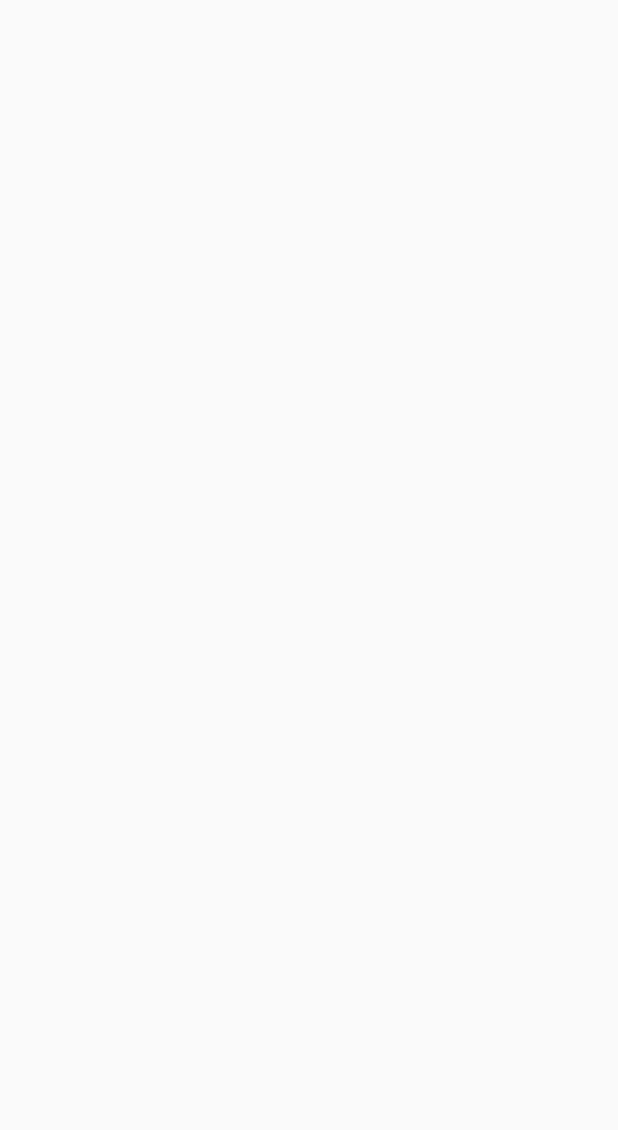
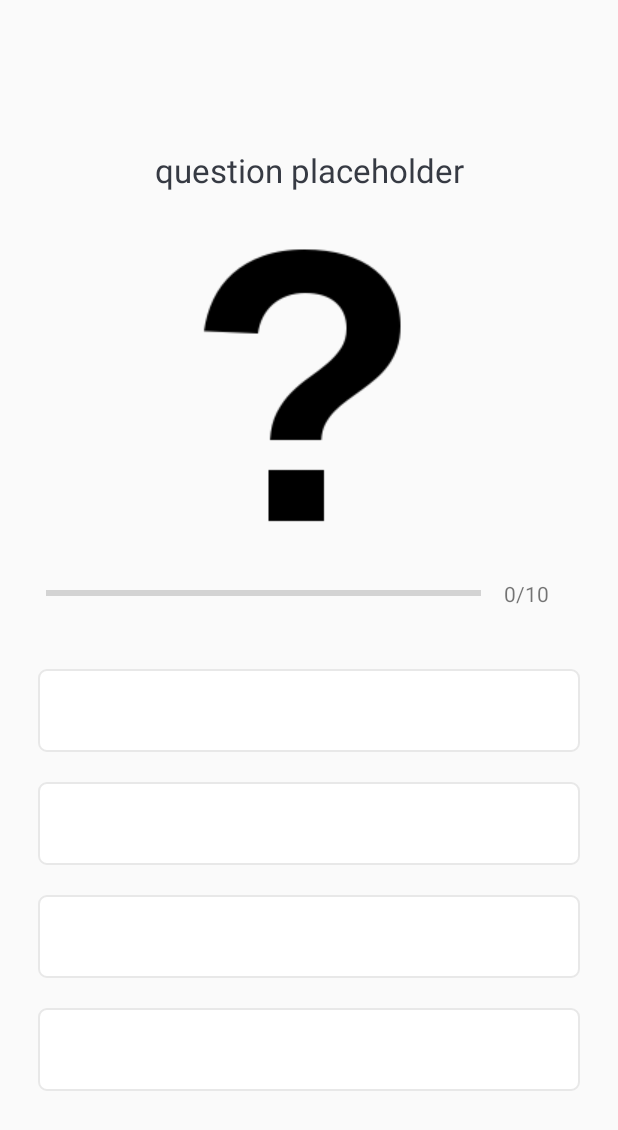
Before and after one commit to Anekdotas/MindGame, an Android app: the QuestionsProtoActivity screen opened directly, with no data from a screen before it, on a phone screen of 412 x 824 dp. Before the commit the part shown is empty. Shown: the top 1130 px of the screen. Run offline under Robolectric (Android 15) with nearby library versions, the phone set to English and light mode, and no system bars.

Commit message:
add base UI layout for second activity window

```diff
--- a/src/application/MindGameApplication/app/src/main/AndroidManifest.xml
+++ b/src/application/MindGameApplication/app/src/main/AndroidManifest.xml
@@ -10,7 +10,7 @@
         android:supportsRtl="true"
         android:theme="@style/Theme.MindGameApplication">
         <activity
-            android:name=".QuestionsProto"
+            android:name=".QuestionsProtoActivity"
             android:screenOrientation="portrait"
             android:theme="@style/NoActionBarTheme"/>
         <activity
--- a/src/application/MindGameApplication/app/src/main/java/anekdotas/mindgameapplication/MainActivity.kt
+++ b/src/application/MindGameApplication/app/src/main/java/anekdotas/mindgameapplication/MainActivity.kt
@@ -8,8 +8,7 @@ import android.view.View.*
 import android.widget.Button
 import android.widget.Toast
 import androidx.appcompat.widget.AppCompatEditText
-import io.supabase.postgrest.PostgrestDefaultClient
-import java.net.URI
+
 
 class MainActivity : AppCompatActivity() {
 
@@ -27,14 +26,12 @@ class MainActivity : AppCompatActivity() {
                 if(userName.text.toString().isEmpty()) {
                     Toast.makeText(this@MainActivity, "No Username Selected", Toast.LENGTH_SHORT).show()
             }
-                else{
+                else {
                     Toast.makeText(this@MainActivity, "Welcome ${userName.text.toString()}", Toast.LENGTH_SHORT).show()
-                    val intent = Intent(this, QuestionsProto::class.java)
+                    val intent = Intent(this, QuestionsProtoActivity::class.java)
                     startActivity(intent)
                     finish()
                 }
-        }
-
-
+            }
     }
 }
--- /dev/null
+++ b/src/application/MindGameApplication/app/src/main/java/anekdotas/mindgameapplication/Question.kt
@@ -0,0 +1,12 @@
+package anekdotas.mindgameapplication
+
+data class Question (
+    val id: Int,
+    val question: String,
+    val image: Int,
+    val optionA: String,
+    val optionB: String,
+    val optionC: String,
+    val optionD: String,
+    val answer: Int
+)
--- /dev/null
+++ b/src/application/MindGameApplication/app/src/main/java/anekdotas/mindgameapplication/QuestionsObjectConst.kt
@@ -0,0 +1,46 @@
+package anekdotas.mindgameapplication
+
+object QuestionsObjectConst{
+    fun getQuestions(): ArrayList<Question>{
+        val questionList = ArrayList<Question>()
+
+        val que1 = Question(1,
+            "What is the meaning of life?",
+            R.drawable.ic_questionmark, // question image
+            "Wealth",
+            "Power",
+            "Happiness",
+            "42",
+            4
+            )
+
+        val que2 = Question(2,
+            "Who is Gordon Ramsay?",
+            R.drawable.ic_questionmark, // question image
+            "Musician",
+            "Politician",
+            "Chef",
+            "42",
+            3
+        )
+
+        val que3 = Question(3,
+            "Who are you?",
+            R.drawable.ic_questionmark, // question image
+            "Human",
+            "Alien",
+            "Panda",
+            "42",
+            4
+        )
+
+
+
+        questionList.add(que1)
+        questionList.add(que2)
+        questionList.add(que3)
+        return questionList
+    }
+
+
+}
--- a/src/application/MindGameApplication/app/src/main/java/anekdotas/mindgameapplication/QuestionsProto.kt
+++ b/src/application/MindGameApplication/app/src/main/java/anekdotas/mindgameapplication/QuestionsProtoActivity.kt
@@ -2,10 +2,13 @@ package anekdotas.mindgameapplication
 
 import androidx.appcompat.app.AppCompatActivity
 import android.os.Bundle
+import android.util.Log
 
-class QuestionsProto : AppCompatActivity() {
+class QuestionsProtoActivity : AppCompatActivity() {
     override fun onCreate(savedInstanceState: Bundle?) {
         super.onCreate(savedInstanceState)
         setContentView(R.layout.activity_questions_proto)
+        val questionsList = QuestionsObjectConst.getQuestions()
+        Log.i("Questions size", questionsList.size.toString())
     }
 }
--- /dev/null
+++ b/src/application/MindGameApplication/app/src/main/res/drawable/default_option_bg.xml
@@ -0,0 +1,11 @@
+<?xml version="1.0" encoding="utf-8"?>
+<shape xmlns:android="http://schemas.android.com/apk/res/android"
+    android:shape="rectangle">
+    <stroke
+        android:width="1dp"
+        android:color="#E8E8E8" />
+        <solid android:color="@color/white"/>
+
+        <corners
+            android:radius="5dp"/>
+</shape>
--- a/src/application/MindGameApplication/app/src/main/res/layout/activity_main.xml
+++ b/src/application/MindGameApplication/app/src/main/res/layout/activity_main.xml
@@ -78,7 +78,8 @@
                     android:gravity="start"
                     android:hint="Name"
                     android:textColor="#363A43"
-                    android:textColorHint="#7A8089" />
+                    android:textColorHint="#7A8089"
+                     />
 
             </com.google.android.material.textfield.TextInputLayout>
 
--- a/src/application/MindGameApplication/app/src/main/res/layout/activity_questions_proto.xml
+++ b/src/application/MindGameApplication/app/src/main/res/layout/activity_questions_proto.xml
@@ -1,9 +1,117 @@
 <?xml version="1.0" encoding="utf-8"?>
-<androidx.constraintlayout.widget.ConstraintLayout xmlns:android="http://schemas.android.com/apk/res/android"
+<ScrollView xmlns:android="http://schemas.android.com/apk/res/android"
     xmlns:app="http://schemas.android.com/apk/res-auto"
     xmlns:tools="http://schemas.android.com/tools"
     android:layout_width="match_parent"
     android:layout_height="match_parent"
-    tools:context=".QuestionsProto">
+    android:fillViewport="true"
+    tools:context=".QuestionsProtoActivity">
 
-</androidx.constraintlayout.widget.ConstraintLayout>
+    <LinearLayout
+        android:layout_width="match_parent"
+        android:layout_height="wrap_content"
+        android:orientation="vertical"
+        android:gravity="center"
+        android:padding="15dp">
+
+    <TextView
+        android:id="@+id/tv_question"
+        android:layout_width="match_parent"
+        android:layout_height="wrap_content"
+        android:layout_margin="12dp"
+        android:layout_gravity="center"
+        android:gravity="center"
+        android:textColor="@color/common"
+        android:textSize="22sp"
+        android:text="question placeholder"/>
+
+        <ImageView
+            android:contentDescription="@string/app_name"
+            android:id="@+id/iv_question"
+            android:layout_width="wrap_content"
+            android:layout_height="wrap_content"
+            android:layout_marginTop="15dp"
+            android:src="@drawable/ic_questionmark"/>
+
+    <LinearLayout
+        android:layout_width="match_parent"
+        android:layout_height="wrap_content"
+        android:orientation="horizontal"
+        android:gravity="center_vertical"
+        android:padding="15dp">
+
+        <ProgressBar
+            android:id="@+id/ll_progress"
+            style="?android:attr/progressBarStyleHorizontal"
+            android:layout_width="0dp"
+            android:layout_height="wrap_content"
+            android:layout_weight="1"
+            android:max="10"
+            android:minHeight="50dp"
+            android:progress="0"
+            android:indeterminate="false"/>
+
+        <TextView
+            android:id="@+id/tv_progress"
+            android:layout_width="wrap_content"
+            android:layout_height="wrap_content"
+            android:layout_gravity="center"
+            android:padding="15dp"
+            android:textColorHint="@color/common"
+            android:textSize="14sp"
+            android:text="0/10"/>
+
+
+        </LinearLayout>
+
+        <TextView
+            android:id="@+id/tv_optionA"
+            android:layout_width="match_parent"
+            android:layout_height="wrap_content"
+            android:layout_margin="10dp"
+            android:background="@drawable/default_option_bg"
+            android:gravity="center"
+            android:padding="15dp"
+            android:textColorHint="@color/common"
+            android:textSize="18sp"
+            tools:text="Apple" />
+
+        <TextView
+            android:id="@+id/tv_optionB"
+            android:layout_width="match_parent"
+            android:layout_height="wrap_content"
+            android:layout_margin="10dp"
+            android:background="@drawable/default_option_bg"
+            android:gravity="center"
+            android:padding="15dp"
+            android:textColorHint="@color/common"
+            android:textSize="18sp"
+            tools:text="Banana" />
+
+        <TextView
+            android:id="@+id/tv_optionC"
+            android:layout_width="match_parent"
+            android:layout_height="wrap_content"
+            android:layout_margin="10dp"
+            android:background="@drawable/default_option_bg"
+            android:gravity="center"
+            android:padding="15dp"
+            android:textColorHint="@color/common"
+            android:textSize="18sp"
+            tools:text="Cherry" />
+
+        <TextView
+            android:id="@+id/tv_optionD"
+            android:layout_width="match_parent"
+            android:layout_height="wrap_content"
+            android:layout_margin="10dp"
+            android:background="@drawable/default_option_bg"
+            android:gravity="center"
+            android:padding="15dp"
+            android:textColorHint="@color/common"
+            android:textSize="18sp"
+            tools:text="Dragon Fruit" />
+
+    </LinearLayout>
+
+</ScrollView>
--- a/src/application/MindGameApplication/app/src/main/res/values/colors.xml
+++ b/src/application/MindGameApplication/app/src/main/res/values/colors.xml
@@ -7,4 +7,5 @@
     <color name="teal_700">#FF018786</color>
     <color name="black">#FF000000</color>
     <color name="white">#FFFFFFFF</color>
+    <color name="common">#363A43</color>
 </resources>
```
Also changed, not shown: src/application/MindGameApplication/app/src/main/res/drawable-v24/ic_questionmark.png (added).
